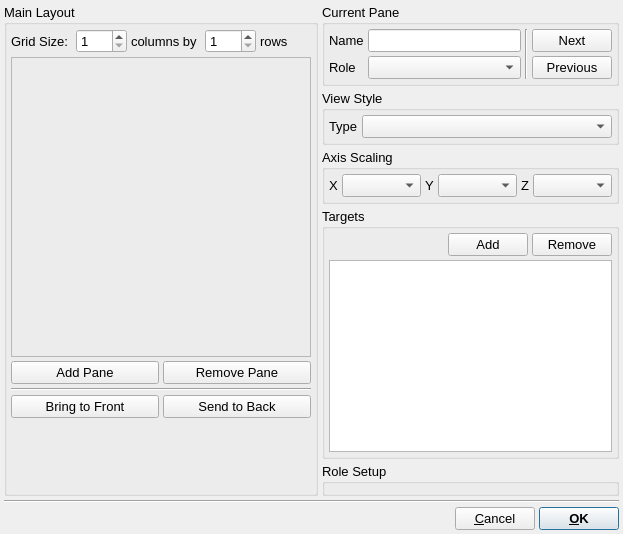
Before: the Qt Designer form src/gui/editviewlayout.ui in trisyoungs/uchroma, drawn with Qt 5.
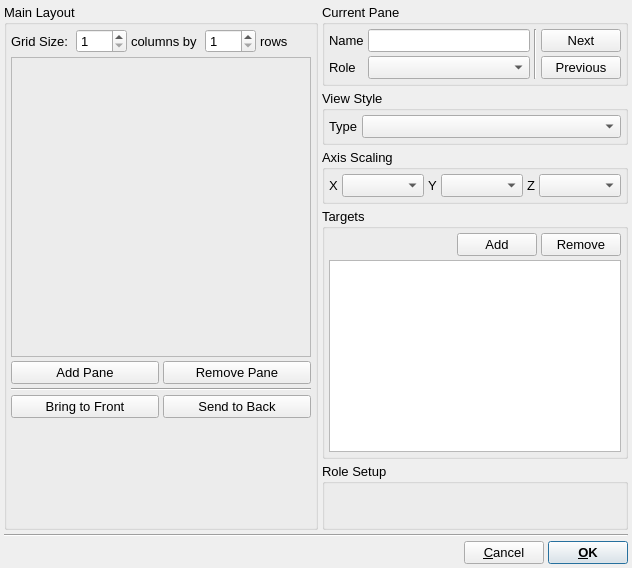
After: the same form once the commit is applied. Icons and pictures are not drawn. Custom widgets are drawn as their Qt base class.

Diff of the .ui file:
```diff
--- a/src/gui/editviewlayout.ui
+++ b/src/gui/editviewlayout.ui
@@ -9,8 +9,8 @@
    <rect>
     <x>0</x>
     <y>0</y>
-    <width>622</width>
-    <height>515</height>
+    <width>632</width>
+    <height>568</height>
    </rect>
   </property>
   <property name="font">
```
Left out of the diff: 22 changed lines with no effect on the pictures.
